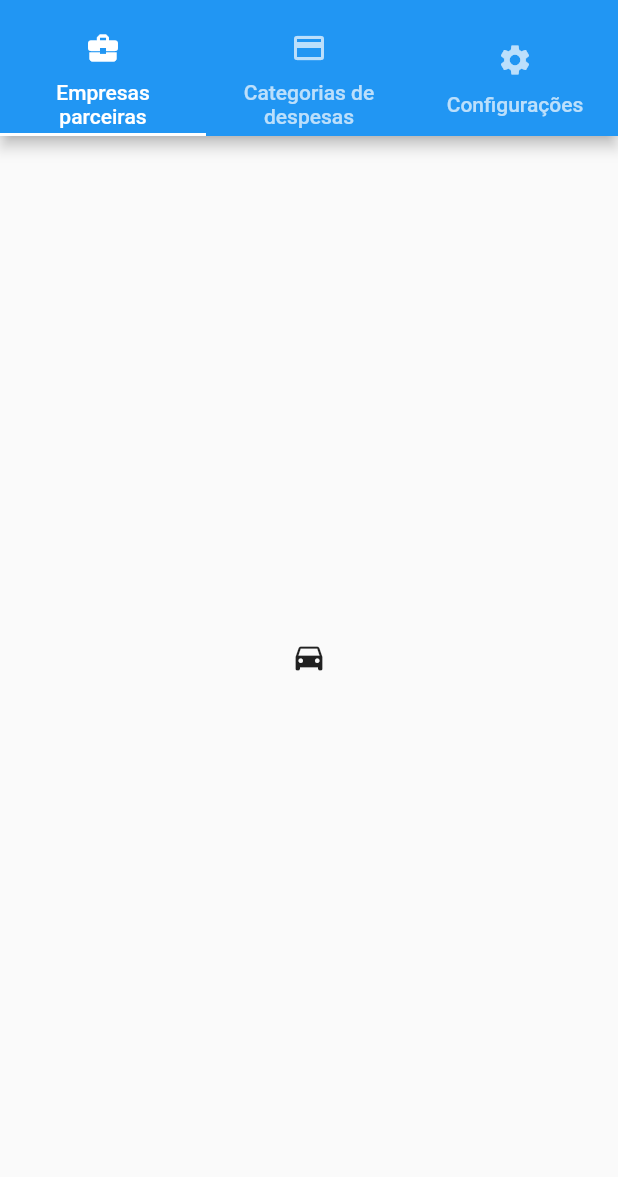
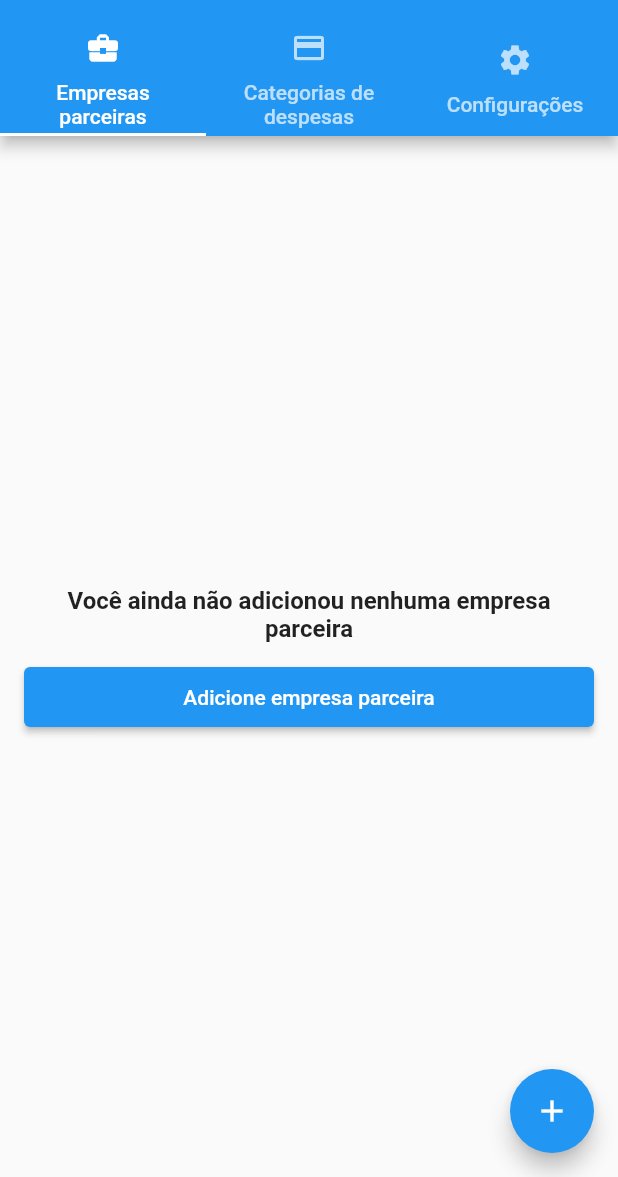
Before and after one commit to MatheusRmelo/test_vibbra, a Flutter app: the screen it shows once a user with an empty profile is signed in, after a tap on the "settings" icon, on a phone screen of 412 x 824 dp, the part 59-1236 px from its top. Run offline on Flutter 3.47's test engine with Material 2 defaults, Android fonts, the phone set to English and light mode, and no system bars; our stand-ins replace cloud_firestore, firebase_auth, firebase_core, google_sign_in, ionicons; missing offline and left inert: flutter_facebook_auth, speed_dial_fab; accounts and stored records are empty; network calls fail.

Commit message:
Listando e criando empresas parceiras

```diff
--- /dev/null
+++ b/lib/controllers/partner_controller.dart
@@ -0,0 +1,74 @@
+import 'package:cloud_firestore/cloud_firestore.dart';
+import 'package:firebase_auth/firebase_auth.dart';
+import 'package:flutter/material.dart';
+import 'package:vibbra_test/models/error.dart';
+import 'package:vibbra_test/models/partner.dart';
+import 'package:vibbra_test/utils/validates.dart';
+
+class PartnerController extends ChangeNotifier {
+  final _partnersCollection = FirebaseFirestore.instance
+      .collection('settings')
+      .doc(FirebaseAuth.instance.currentUser!.uid)
+      .collection('partners')
+      .withConverter<Partner>(
+          fromFirestore: ((snapshot, options) =>
+              Partner.fromJson(snapshot.data()!)),
+          toFirestore: (partner, _) => partner.toJson());
+  bool _isLoading = false;
+  List<Error> _errors = [];
+  List<Partner> _partners = [];
+  bool get isLoading => _isLoading;
+  List<Error> get errors => _errors;
+  List<Partner> get partners => _partners;
+
+  Future<void> getPartners() async {
+    _isLoading = true;
+    notifyListeners();
+    var partnersListFirestore = await _partnersCollection.get();
+    _partners =
+        partnersListFirestore.docs.map((element) => element.data()).toList();
+    _isLoading = false;
+    notifyListeners();
+  }
+
+  Future<bool> store(Partner partner) async {
+    _errors = [];
+    if (partner.name.isEmpty) {
+      _errors.add(Error(
+          code: 'name|required', message: "Nome é uma informação obrigatória"));
+    }
+    if (partner.document.isEmpty) {
+      _errors.add(Error(
+          code: 'document|required',
+          message: "CNPJ é uma informação obrigatória"));
+    }
+    if (partner.socialReason.isEmpty) {
+      _errors.add(Error(
+          code: 'social_reason|required',
+          message: "Razão social é uma informação obrigatória"));
+    }
+    if (!Validates.validCNPJ(partner.document)) {
+      _errors.add(Error(
+          code: 'document|invalid', message: "CNPJ informado não é válido"));
+    }
+    if (_errors.isNotEmpty) {
+      notifyListeners();
+      return false;
+    }
+
+    _isLoading = true;
+    notifyListeners();
+    try {
+      DocumentReference<Partner> ref = await _partnersCollection.add(partner);
+      var snapshot = await ref.get();
+      _partners.add(snapshot.data()!);
+    } catch (e) {
+      errors.add(Error(code: 'general|failed', message: e.toString()));
+    } finally {
+      _isLoading = false;
+      notifyListeners();
+    }
+
+    return _errors.isEmpty;
+  }
+}
--- a/lib/main.dart
+++ b/lib/main.dart
@@ -4,11 +4,13 @@ import 'package:provider/provider.dart';
 import 'package:vibbra_test/controllers/auth_controller.dart';
 import 'package:vibbra_test/controllers/company_controller.dart';
 import 'package:vibbra_test/controllers/home_controller.dart';
+import 'package:vibbra_test/controllers/partner_controller.dart';
 import 'package:vibbra_test/firebase_options.dart';
 import 'package:vibbra_test/utils/routes.dart';
 import 'package:vibbra_test/views/auth/signin_dart.dart';
 import 'package:vibbra_test/views/home_page.dart';
-import 'package:vibbra_test/views/preferences_page.dart';
+import 'package:vibbra_test/views/partners/create_partner_page.dart';
+import 'package:vibbra_test/views/settings_page.dart';
 import 'package:vibbra_test/views/register_company_page.dart';
 
 void main() async {
@@ -20,7 +22,8 @@ void main() async {
     providers: [
       ChangeNotifierProvider(create: (_) => AuthController()),
       ChangeNotifierProvider(create: (_) => HomeController()),
-      ChangeNotifierProvider(create: (_) => CompanyController())
+      ChangeNotifierProvider(create: (_) => CompanyController()),
+      ChangeNotifierProvider(create: (_) => PartnerController())
     ],
     child: const MyApp(),
   ));
@@ -42,7 +45,8 @@ class MyApp extends StatelessWidget {
         Routes.home: (context) => const HomePage(),
         Routes.signIn: (context) => const SignInPage(),
         Routes.registerCompany: ((context) => const RegisterCompanyPage()),
-        Routes.preferences: (context) => const PreferencesPage(),
+        Routes.settings: (context) => const SettingsPage(),
+        Routes.partnersCreate: (context) => const CreatePartnerPage()
       },
     );
   }
--- /dev/null
+++ b/lib/models/partner.dart
@@ -0,0 +1,18 @@
+class Partner {
+  String name;
+  String document;
+  String socialReason;
+
+  Partner(
+      {required this.name, required this.document, required this.socialReason});
+
+  Partner.fromJson(Map<String, Object?> json)
+      : this(
+          name: json['name']! as String,
+          document: json['document']! as String,
+          socialReason: json['social_reason']! as String,
+        );
+  Map<String, Object?> toJson() {
+    return {'name': name, 'document': document, 'social_reason': socialReason};
+  }
+}
--- a/lib/utils/routes.dart
+++ b/lib/utils/routes.dart
@@ -2,5 +2,6 @@ class Routes {
   static const String home = "/";
   static const String signIn = "/sign_in";
   static const String registerCompany = "/register_company";
-  static const String preferences = "/preferences";
+  static const String settings = "/settings";
+  static const String partnersCreate = "/partners_create";
 }
--- a/lib/views/home_page.dart
+++ b/lib/views/home_page.dart
@@ -44,7 +44,7 @@ class _HomePageState extends State<HomePage> {
         IconButton(onPressed: () {}, icon: Icon(Icons.restore)),
         IconButton(
             onPressed: () {
-              Navigator.pushNamed(context, Routes.preferences);
+              Navigator.pushNamed(context, Routes.settings);
             },
             icon: Icon(Icons.settings)),
       ], title: const Text("Home")),
--- /dev/null
+++ b/lib/views/partners/list_partners_page.dart
@@ -0,0 +1,67 @@
+import 'package:flutter/material.dart';
+import 'package:provider/provider.dart';
+import 'package:vibbra_test/controllers/partner_controller.dart';
+import 'package:vibbra_test/utils/routes.dart';
+import 'package:vibbra_test/views/partners/widgets/partner_card.dart';
+
+class ListPartnersPage extends StatefulWidget {
+  const ListPartnersPage({super.key});
+
+  @override
+  State<ListPartnersPage> createState() => _ListPartnersPageState();
+}
+
+class _ListPartnersPageState extends State<ListPartnersPage> {
+  @override
+  Widget build(BuildContext context) {
+    return Scaffold(
+      body: Consumer<PartnerController>(
+        builder: ((context, controller, child) => controller.isLoading
+            ? const Center(
+                child: CircularProgressIndicator(),
+              )
+            : controller.partners.isEmpty
+                ? Container(
+                    padding: const EdgeInsets.all(16),
+                    child: Column(
+                      mainAxisAlignment: MainAxisAlignment.center,
+                      crossAxisAlignment: CrossAxisAlignment.center,
+                      children: [
+                        const Text(
+                            "Você ainda não adicionou nenhuma empresa parceira",
+                            textAlign: TextAlign.center,
+                            style: TextStyle(
+                                fontSize: 16, fontWeight: FontWeight.bold)),
+                        Container(
+                          width: double.infinity,
+                          height: 40,
+                          margin: const EdgeInsets.only(top: 16),
+                          child: ElevatedButton(
+                              onPressed: () {
+                                Navigator.pushNamed(
+                                    context, Routes.partnersCreate);
+                              },
+                              child: const Text("Adicione empresa parceira")),
+                        )
+                      ],
+                    ),
+                  )
+                : Container(
+                    padding: const EdgeInsets.all(16),
+                    child: ListView.builder(
+                      itemCount: controller.partners.length,
+                      itemBuilder: (context, index) => PartnerCard(
+                          partner: controller.partners[index],
+                          onDelete: () {},
+                          onEdit: () {}),
+                    ),
+                  )),
+      ),
+      floatingActionButton: FloatingActionButton(
+          onPressed: () {
+            Navigator.pushNamed(context, Routes.partnersCreate);
+          },
+          child: const Icon(Icons.add)),
+    );
+  }
+}
--- a/lib/views/preferences_page.dart
+++ b/lib/views/settings_page.dart
@@ -1,13 +1,14 @@
 import 'package:flutter/material.dart';
+import 'package:vibbra_test/views/partners/list_partners_page.dart';
 
-class PreferencesPage extends StatefulWidget {
-  const PreferencesPage({super.key});
+class SettingsPage extends StatefulWidget {
+  const SettingsPage({super.key});
 
   @override
-  State<PreferencesPage> createState() => _PreferencesPageState();
+  State<SettingsPage> createState() => _SettingsPageState();
 }
 
-class _PreferencesPageState extends State<PreferencesPage> {
+class _SettingsPageState extends State<SettingsPage> {
   @override
   Widget build(BuildContext context) {
     return DefaultTabController(
@@ -35,7 +36,7 @@ class _PreferencesPageState extends State<PreferencesPage> {
               )),
           body: const TabBarView(
             children: [
-              Icon(Icons.directions_car),
+              ListPartnersPage(),
               Icon(Icons.directions_transit),
               Icon(Icons.directions_bike),
             ],
```
Also changed, not shown: lib/views/partners/create_partner_page.dart (added, +114 -0 lines), lib/views/partners/widgets/partner_card.dart (added, +104 -0 lines).
